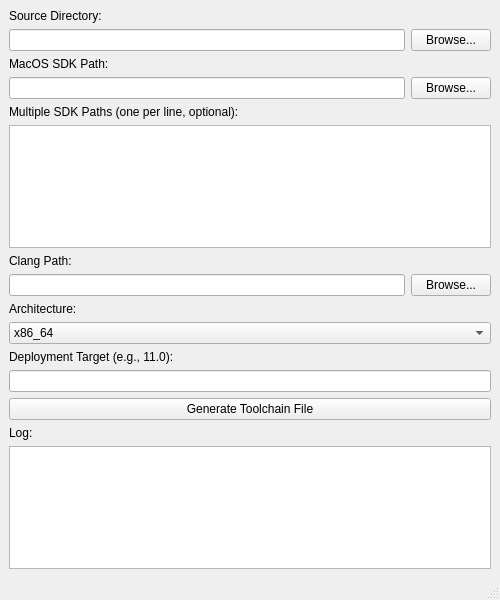
Above: mainwindow.ui from DevX-Cipher/WinToMacApps before the change. Below: the same form after it.
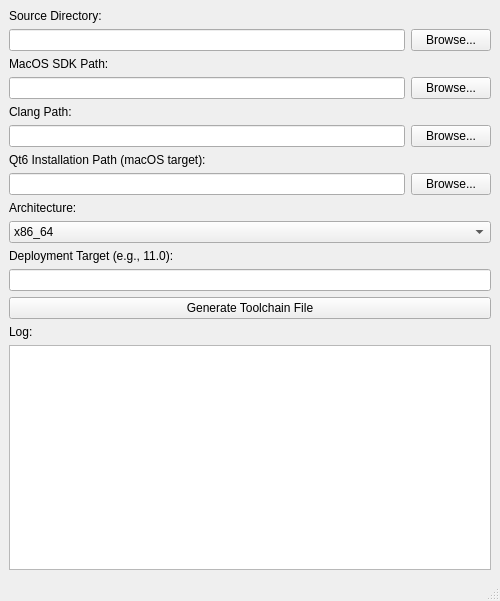
That is the form after the change.

The edit to the form file:
```diff
--- a/mainwindow.ui
+++ b/mainwindow.ui
@@ -7,7 +7,7 @@
     <x>0</x>
     <y>0</y>
     <width>500</width>
-    <height>600</height>
+    <height>601</height>
    </rect>
   </property>
   <property name="windowTitle">
@@ -57,19 +57,6 @@
       </item>
      </layout>
     </item>
-
-    <!-- Added Multiple SDKs label and multi-line text edit -->
-    <item>
-     <widget class="QLabel" name="label_multiSdk">
-      <property name="text">
-       <string>Multiple SDK Paths (one per line, optional):</string>
-      </property>
-     </widget>
-    </item>
-    <item>
-     <widget class="QTextEdit" name="multiSdkEdit"/>
-    </item>
-
     <item>
      <widget class="QLabel" name="label_clangPath">
       <property name="text">
@@ -91,6 +78,27 @@
       </item>
      </layout>
     </item>
+    <item>
+     <widget class="QLabel" name="label_qt6Path">
+      <property name="text">
+       <string>Qt6 Installation Path (macOS target):</string>
+      </property>
+     </widget>
+    </item>
+    <item>
+     <layout class="QHBoxLayout" name="qt6PathLayout">
+      <item>
+       <widget class="QLineEdit" name="qt6PathEdit"/>
+      </item>
+      <item>
+       <widget class="QPushButton" name="browseQt6Btn">
+        <property name="text">
+         <string>Browse...</string>
+        </property>
+       </widget>
+      </item>
+     </layout>
+    </item>
     <item>
      <widget class="QLabel" name="label_arch">
       <property name="text">
```
